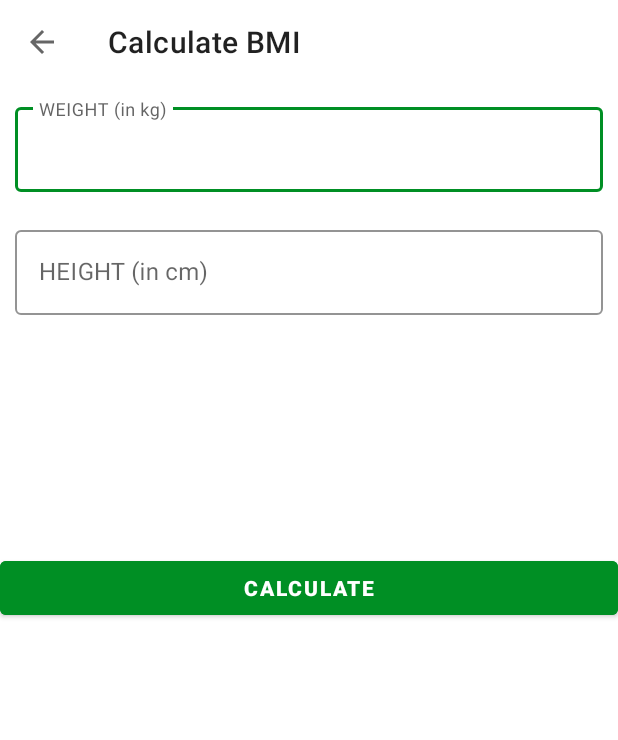
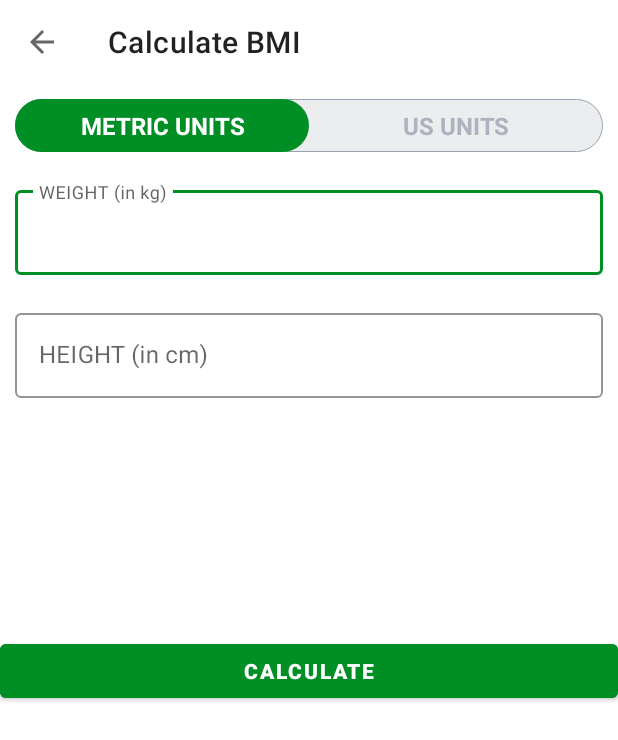
Before and after one commit to gunesserenay/7MinutesWorkout, an Android app: the BMIActivity screen opened directly, with no data from a screen before it, on a phone screen of 412 x 824 dp. Shown: the top 740 px of the screen. Run offline under Robolectric (Android 15) with nearby library versions, the light colour scheme and no system bars.

Commit message:
Custom RadioGroups with RadioButtons added

```diff
--- /dev/null
+++ b/app/src/main/res/drawable/drawable_radio_group_tab_bg.xml
@@ -0,0 +1,8 @@
+<?xml version="1.0" encoding="utf-8"?>
+<shape xmlns:android="http://schemas.android.com/apk/res/android"
+    android:shape="rectangle">
+<solid android:color="#ECEDEF"/>
+    <stroke android:width="0.5dp"/>
+    <stroke android:color="#9AA2AF"/>
+    <corners android:radius="30dp"/>
+</shape>
--- /dev/null
+++ b/app/src/main/res/drawable/drawable_units_tab_selector.xml
@@ -0,0 +1,9 @@
+<?xml version="1.0" encoding="utf-8"?>
+<selector xmlns:android="http://schemas.android.com/apk/res/android">
+    <item android:state_checked="true">
+        <shape android:shape="rectangle">
+            <solid android:color="@color/colorAccent" />
+            <corners android:radius="30dp" />
+        </shape>
+    </item>
+</selector>
--- /dev/null
+++ b/app/src/main/res/drawable/drawable_units_tab_text_color_selector.xml
@@ -0,0 +1,5 @@
+<?xml version="1.0" encoding="utf-8"?>
+<selector xmlns:android="http://schemas.android.com/apk/res/android">
+<item android:color="#FFFFFF" android:state_checked="true"/>
+<item android:color="#ADB3BE" android:state_checked="false"/>
+</selector>
--- a/app/src/main/res/layout/activity_bmi.xml
+++ b/app/src/main/res/layout/activity_bmi.xml
@@ -12,12 +12,49 @@
         android:layout_height="?android:attr/actionBarSize"
         android:background="@color/white" />
 
+    <RadioGroup
+        android:layout_width="match_parent"
+        android:layout_below="@+id/toolbar_bmi_activity"
+        android:id="@+id/rgUnits"
+        android:orientation="horizontal"
+        android:layout_margin="10dp"
+        android:background="@drawable/drawable_radio_group_tab_bg"
+        android:layout_height="wrap_content">
+
+        <RadioButton
+            android:layout_width="0dp"
+            android:layout_height="35dp"
+            android:id="@+id/rbMetricUnits"
+            android:layout_weight="1"
+            android:background="@drawable/drawable_units_tab_selector"
+            android:button="@null"
+            android:checked="true"
+            android:gravity="center"
+            android:text="METRIC UNITS"
+            android:textColor="@drawable/drawable_units_tab_text_color_selector"
+            android:textSize="16sp"
+            android:textStyle="bold"/>
+        <RadioButton
+            android:layout_width="0dp"
+            android:layout_height="35dp"
+            android:id="@+id/rbUsUnits"
+            android:layout_weight="1"
+            android:background="@drawable/drawable_units_tab_selector"
+            android:button="@null"
+            android:checked="false"
+            android:gravity="center"
+            android:text="US UNITS"
+            android:textColor="@drawable/drawable_units_tab_text_color_selector"
+            android:textSize="16sp"
+            android:textStyle="bold"/>
+    </RadioGroup>
+
     <com.google.android.material.textfield.TextInputLayout
         android:id="@+id/tilWeight"
         style="@style/Widget.MaterialComponents.TextInputLayout.OutlinedBox"
         android:layout_width="match_parent"
         android:layout_height="wrap_content"
-        android:layout_below="@+id/toolbar_bmi_activity"
+        android:layout_below="@+id/rgUnits"
         android:layout_margin="10dp"
         app:boxStrokeColor="@color/colorAccent"
         app:hintTextColor="@color/colorPrimary">
```
